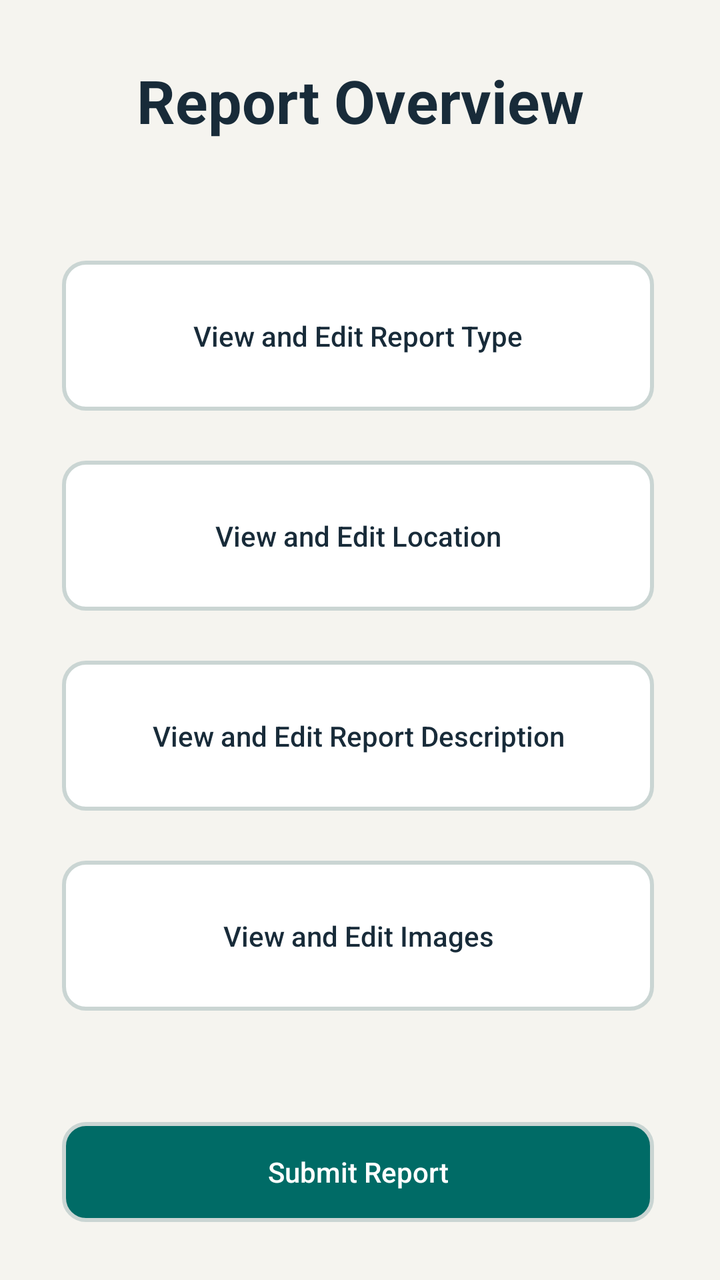
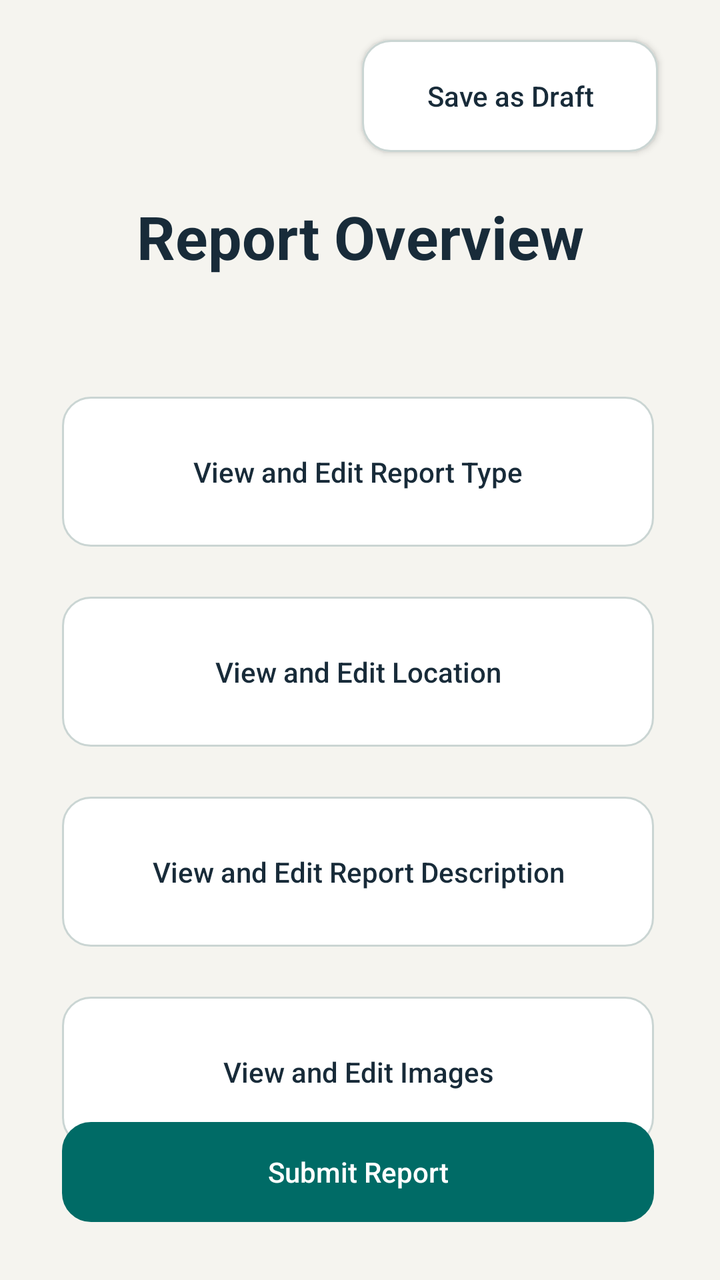

Screens rendered from an Android XML layout before and after an edit, with the pre-edit source and the edit as a unified diff.
<!-- AndroidManifest.xml: application theme Theme.JavaReportingSystem -->
<!-- res/layout/activity_report_overview.xml -->
<?xml version="1.0" encoding="utf-8"?>
<androidx.constraintlayout.widget.ConstraintLayout xmlns:android="http://schemas.android.com/apk/res/android"
    xmlns:app="http://schemas.android.com/apk/res-auto"
    xmlns:tools="http://schemas.android.com/tools"
    android:id="@+id/main"
    android:layout_width="match_parent"
    android:layout_height="match_parent"
    tools:context=".ui.ReportOverviewActivity">


    
    <TextView
        android:id="@+id/tvReportOverview"
        android:layout_width="wrap_content"
        android:layout_height="wrap_content"
        android:text="Report Overview"
        android:textColor="@color/safety_text"
        android:textSize="30sp"
        android:textStyle="bold"
        android:gravity="center"
        android:layout_marginTop="30dp"
        app:layout_constraintTop_toTopOf="parent"
        app:layout_constraintStart_toStartOf="parent"
        app:layout_constraintEnd_toEndOf="parent" />

    

    

    <Button
        android:id="@+id/btnReportType"
        android:layout_width="0dp"
        android:layout_height="75dp"
        android:layout_marginStart="31dp"
        android:layout_marginTop="60dp"
        android:layout_marginEnd="33dp"
        android:background="@drawable/outline_button"
        android:stateListAnimator="@null"
        android:text="View and Edit Report Type"
        android:textAllCaps="false"
        android:textColor="@color/safety_text"
        android:textSize="14sp"
        app:layout_constraintEnd_toEndOf="parent"
        app:layout_constraintHorizontal_bias="0.0"
        app:layout_constraintStart_toStartOf="parent"
        app:layout_constraintTop_toBottomOf="@id/tvReportOverview"
                app:backgroundTint="@null" />

    <Button
        android:id="@+id/btnLocations"
        android:layout_width="0dp"
        android:layout_height="75dp"
        android:text="View and Edit Location"
        android:textAllCaps="false"
        android:textColor="@color/safety_text"
        android:textSize="14sp"
        android:background="@drawable/outline_button"
        android:stateListAnimator="@null"
        app:layout_constraintTop_toBottomOf="@id/btnReportType"
        app:layout_constraintStart_toStartOf="parent"
        app:layout_constraintEnd_toEndOf="parent"
        android:layout_marginStart="31dp"
        android:layout_marginEnd="33dp"
        android:layout_marginTop="25dp"
                app:backgroundTint="@null" />

    
    <Button
        android:id="@+id/btnEditDescription"
        android:layout_width="0dp"
        android:layout_height="75dp"
        android:text="View and Edit Report Description"
        android:textAllCaps="false"
        android:textColor="@color/safety_text"
        android:textSize="14sp"
        android:background="@drawable/outline_button"
        android:stateListAnimator="@null"
        app:layout_constraintTop_toBottomOf="@id/btnLocations"
        app:layout_constraintStart_toStartOf="parent"
        app:layout_constraintEnd_toEndOf="parent"
        android:layout_marginStart="31dp"
        android:layout_marginEnd="33dp"
        android:layout_marginTop="25dp"
                app:backgroundTint="@null" />

    
    <Button
        android:id="@+id/btnEditImages"
        android:layout_width="0dp"
        android:layout_height="75dp"
        android:text="View and Edit Images"
        android:textAllCaps="false"
        android:textColor="@color/safety_text"
        android:textSize="14sp"
        android:background="@drawable/outline_button"
        android:stateListAnimator="@null"
        app:layout_constraintTop_toBottomOf="@id/btnEditDescription"
        app:layout_constraintStart_toStartOf="parent"
        app:layout_constraintEnd_toEndOf="parent"
        android:layout_marginStart="31dp"
        android:layout_marginEnd="33dp"
        android:layout_marginTop="25dp"
                app:backgroundTint="@null" />

    
    <Button
        android:id="@+id/btnSubmitReport"
        android:layout_width="0dp"
        android:layout_height="50dp"
        android:text="Submit Report"
        android:textAllCaps="false"
        android:textColor="@color/safety_on_action"
        android:textSize="14sp"
        android:background="@drawable/next_button"
        android:stateListAnimator="@null"
        app:layout_constraintBottom_toBottomOf="parent"
        app:layout_constraintStart_toStartOf="parent"
        app:layout_constraintEnd_toEndOf="parent"
        android:layout_marginStart="31dp"
        android:layout_marginEnd="33dp"
        android:layout_marginBottom="29dp"
                app:backgroundTint="@null" />




</androidx.constraintlayout.widget.ConstraintLayout>
<!-- resources referenced by this layout -->
<resources>
  <color name="safety_on_action">#FFFFFF</color>
  <color name="safety_text">#182B39</color>
  <!-- drawable next_button (drawable) -->
  <?xml version="1.0" encoding="utf-8"?>
  <shape xmlns:android="http://schemas.android.com/apk/res/android"
      android:shape="rectangle">
  
      <solid android:color="@color/safety_action" />
  
      <stroke
          android:width="2dp"
          android:color="@color/safety_border" />
  
      <corners android:radius="11dp" />
  
  </shape>
  <!-- drawable outline_button (drawable) -->
  <?xml version="1.0" encoding="utf-8"?>
  <shape xmlns:android="http://schemas.android.com/apk/res/android"
      android:shape="rectangle">
  
      <solid android:color="@color/safety_surface" />
  
      <stroke
          android:width="2dp"
          android:color="@color/safety_border" />
  
      <corners android:radius="11dp" />
  
  </shape>
  <style name="Theme.JavaReportingSystem" parent="Base.Theme.JavaReportingSystem" />
  <color name="safety_action">#006B66</color>
  <color name="safety_border">#CAD5D3</color>
  <color name="safety_surface">#FFFFFF</color>
  <style name="Base.Theme.JavaReportingSystem" parent="Theme.AppCompat.Light.NoActionBar">
          <item name="colorPrimary">@color/safety_action</item>
          <item name="colorOnPrimary">@color/safety_on_action</item>
          <item name="colorSurface">@color/safety_surface</item>
          <item name="colorOnSurface">@color/safety_text</item>
          <item name="android:colorAccent">@color/safety_action</item>
          <item name="android:windowBackground">@color/safety_background</item>
          <item name="android:statusBarColor">@color/safety_background</item>
          <item name="android:navigationBarColor">@color/safety_background</item>
          <item name="android:windowLightStatusBar">true</item>
          <item name="android:windowLightNavigationBar">true</item>
      </style>
  <color name="safety_background">#F5F4EF</color>
</resources>

<!-- the commit's change to res/layout/activity_report_overview.xml (unified diff, before → after) -->
@@ -7,6 +7,21 @@
     android:layout_height="match_parent"
     tools:context=".ui.ReportOverviewActivity">
 
+
+    <Button
+        android:id="@+id/btnSaveDraft"
+        android:layout_width="148dp"
+        android:layout_height="56dp"
+        android:layout_marginTop="20dp"
+        android:layout_marginEnd="31dp"
+        android:background="@drawable/outline_button"
+        android:text="@string/save_as_draft"
+        android:textAllCaps="false"
+        android:textColor="@color/safety_text"
+        android:textSize="14sp"
+        app:backgroundTint="@null"
+        app:layout_constraintEnd_toEndOf="parent"
+        app:layout_constraintTop_toTopOf="parent" />
 
     
     <TextView
@@ -18,8 +33,8 @@
         android:textSize="30sp"
         android:textStyle="bold"
         android:gravity="center"
-        android:layout_marginTop="30dp"
-        app:layout_constraintTop_toTopOf="parent"
+        android:layout_marginTop="22dp"
+        app:layout_constraintTop_toBottomOf="@id/btnSaveDraft"
         app:layout_constraintStart_toStartOf="parent"
         app:layout_constraintEnd_toEndOf="parent" />
 
<!-- resource entries referenced after the edit -->
@@ -4,32 +4,19 @@
   <color name="safety_text">#182B39</color>
   <!-- drawable next_button (drawable) -->
   <?xml version="1.0" encoding="utf-8"?>
-  <shape xmlns:android="http://schemas.android.com/apk/res/android"
-      android:shape="rectangle">
-  
+  <shape xmlns:android="http://schemas.android.com/apk/res/android" android:shape="rectangle">
       <solid android:color="@color/safety_action" />
-  
-      <stroke
-          android:width="2dp"
-          android:color="@color/safety_border" />
-  
-      <corners android:radius="11dp" />
-  
+      <stroke android:width="1dp" android:color="@color/safety_action" />
+      <corners android:radius="14dp" />
   </shape>
   <!-- drawable outline_button (drawable) -->
   <?xml version="1.0" encoding="utf-8"?>
-  <shape xmlns:android="http://schemas.android.com/apk/res/android"
-      android:shape="rectangle">
-  
+  <shape xmlns:android="http://schemas.android.com/apk/res/android" android:shape="rectangle">
       <solid android:color="@color/safety_surface" />
-  
-      <stroke
-          android:width="2dp"
-          android:color="@color/safety_border" />
-  
-      <corners android:radius="11dp" />
-  
+      <stroke android:width="1dp" android:color="@color/safety_border" />
+      <corners android:radius="14dp" />
   </shape>
+  <string name="save_as_draft">Save as Draft</string>
   <style name="Theme.JavaReportingSystem" parent="Base.Theme.JavaReportingSystem" />
   <color name="safety_action">#006B66</color>
   <color name="safety_border">#CAD5D3</color>
